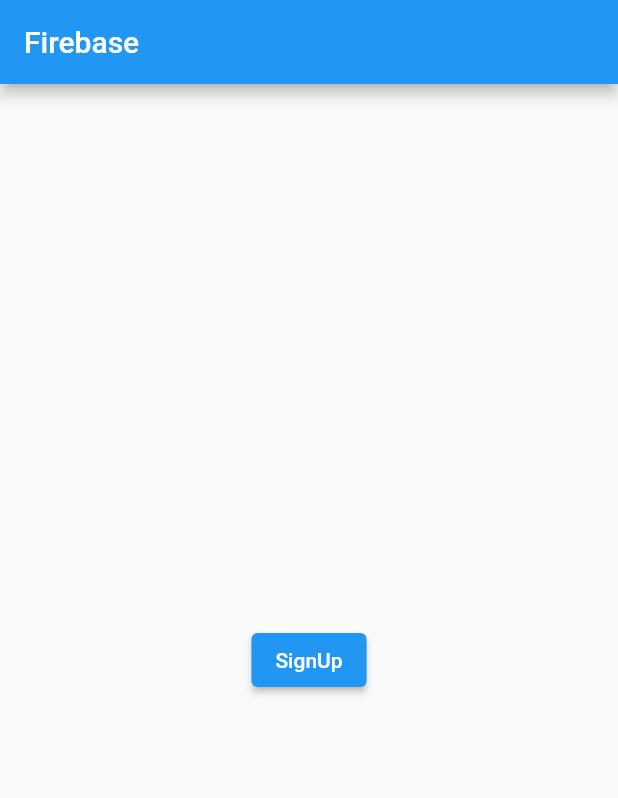
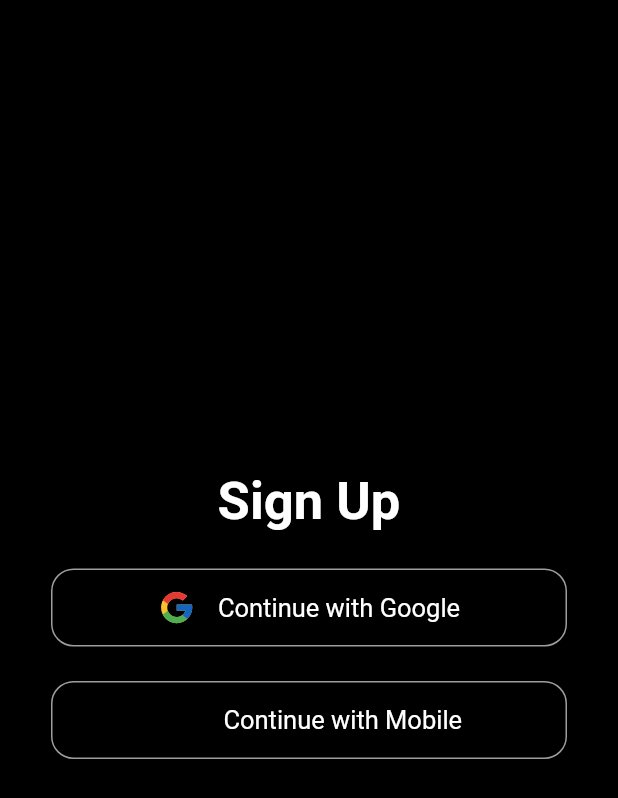
Before and after one commit to alpharaaz123/todoapplication, a Flutter app: the screen it shows after launch, on a phone screen of 412 x 824 dp. Shown: the top 798 px of the screen. Run offline on Flutter 3.47's test engine with Material 2 defaults, Android fonts, the phone set to English and light mode, and no system bars; our stand-ins replace firebase_auth, firebase_core, flutter_svg; accounts and stored records are empty.

Commit message:
UI Login page added

```diff
--- a/lib/main.dart
+++ b/lib/main.dart
@@ -1,6 +1,7 @@
 import 'package:firebase_core/firebase_core.dart';
 import 'package:flutter/material.dart';
 import 'package:firebase_auth/firebase_auth.dart' as firebase_auth;
+import 'package:todoapplication/pages/signup.dart';
 
 Future<void> main() async {
   WidgetsFlutterBinding.ensureInitialized();
@@ -31,19 +32,7 @@ class _MyAppState extends State<MyApp> {
   Widget build(BuildContext context) {
     return MaterialApp(
       debugShowCheckedModeBanner: false,
-      home: Scaffold(
-        appBar: AppBar(
-          title: Text("Firebase"),
-        ),
-        body: Center(
-          child: ElevatedButton(
-            onPressed: () {
-              signup();
-            },
-            child: Text("SignUp"),
-          ),
-        ),
-      ),
+      home: SignUpPage(),
     );
   }
 }
--- /dev/null
+++ b/lib/pages/signup.dart
@@ -0,0 +1,78 @@
+import 'package:flutter/material.dart';
+import 'package:flutter_svg/svg.dart';
+
+class SignUpPage extends StatefulWidget {
+  const SignUpPage({Key? key}) : super(key: key);
+
+  @override
+  _SignUpPageState createState() => _SignUpPageState();
+}
+
+class _SignUpPageState extends State<SignUpPage> {
+  @override
+  Widget build(BuildContext context) {
+    return MaterialApp(
+      home: Scaffold(
+          body: SingleChildScrollView(
+        child: Container(
+          height: MediaQuery.of(context).size.height,
+          width: MediaQuery.of(context).size.width,
+          color: Colors.black,
+          child: Column(
+            mainAxisAlignment: MainAxisAlignment.center,
+            children: <Widget>[
+              Text(
+                "Sign Up",
+                style: TextStyle(
+                    fontSize: 35,
+                    color: Colors.white,
+                    fontWeight: FontWeight.bold),
+              ),
+              SizedBox(
+                height: 20,
+              ),
+              buttonItem(
+                  "lib/assets/GoogleIcon.svg", "Continue with Google", 25),
+              SizedBox(height: 15),
+              buttonItem("lib/assets/Phone.svg", "Continue with Mobile", 30),
+            ],
+          ),
+        ),
+      )),
+    );
+  }
+
+  Widget buttonItem(String imagepath, String buttonName, double size) {
+    return Container(
+      width: MediaQuery.of(context).size.width - 60,
+      height: 60,
+      child: Card(
+        color: Colors.black,
+        elevation: 8,
+        shape: RoundedRectangleBorder(
+            borderRadius: BorderRadius.circular(15),
+            side: BorderSide(
+              width: 1,
+              color: Colors.grey,
+            )),
+        child: Row(
+          mainAxisAlignment: MainAxisAlignment.center,
+          children: [
+            SvgPicture.asset(
+              imagepath,
+              height: size,
+              width: size,
+            ),
+            SizedBox(
+              width: 15,
+            ),
+            Text(
+              buttonName,
+              style: TextStyle(color: Colors.white, fontSize: 17),
+            )
+          ],
+        ),
+      ),
+    );
+  }
+}
--- a/pubspec.yaml
+++ b/pubspec.yaml
@@ -36,6 +36,7 @@ dependencies:
   cupertino_icons: ^1.0.2
   firebase_auth: ^2.0.0
   firebase_core: ^1.3.0
+  flutter_svg: ^0.22.0
 
 dev_dependencies:
   flutter_test:
@@ -62,7 +63,8 @@ flutter:
   uses-material-design: true
 
   # To add assets to your application, add an assets section, like this:
-  # assets:
+  assets:
+    - lib/assets/
   #   - images/a_dot_burr.jpeg
   #   - images/a_dot_ham.jpeg
 
```
Also changed, not shown: lib/assets/GoogleIcon.svg (added), lib/assets/Phone.svg (added), pubspec.lock.
